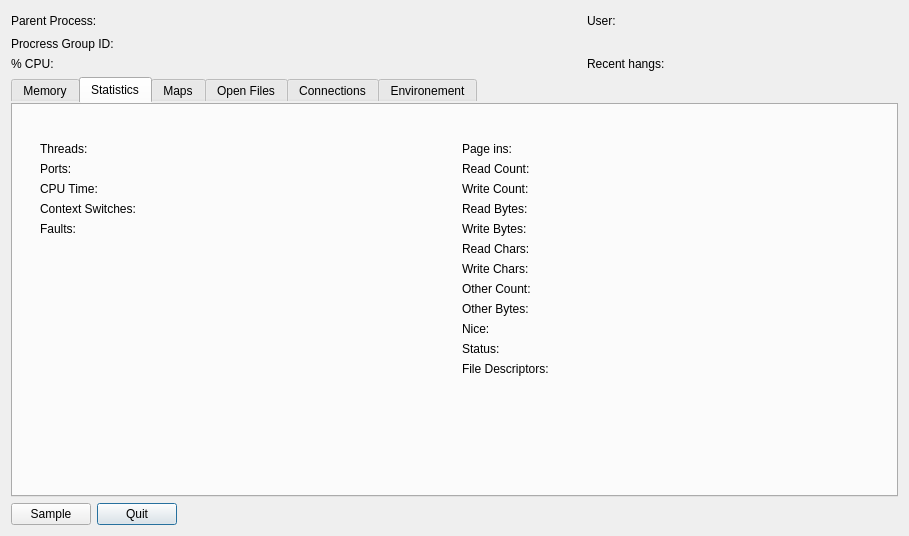
Old version of the form Under Construction/Activity Monitor.app/Resources/dialog_inspect_process.ui in the repository helloSystem/Utilities.
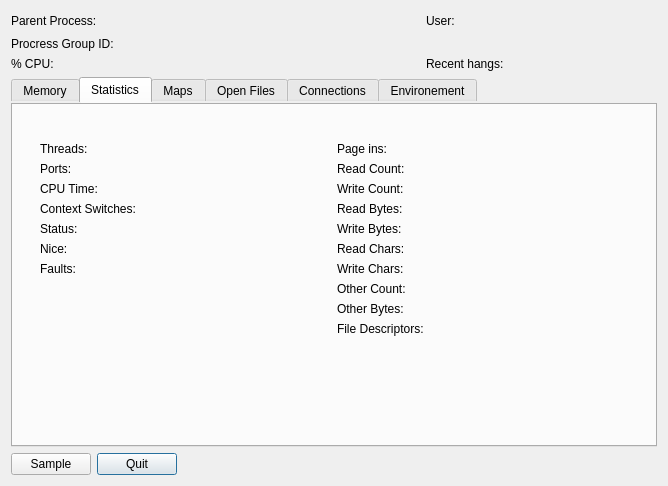
New version of the form.

Commit message: add capability to use packets on Disk Activity Tab

Diff of the .ui file:
```diff
--- a/Under Construction/Activity Monitor.app/Resources/dialog_inspect_process.ui
+++ b/Under Construction/Activity Monitor.app/Resources/dialog_inspect_process.ui
@@ -6,8 +6,8 @@
    <rect>
     <x>0</x>
     <y>0</y>
-    <width>909</width>
-    <height>536</height>
+    <width>668</width>
+    <height>486</height>
    </rect>
   </property>
   <property name="windowTitle">
@@ -519,31 +519,14 @@
            </property>
            <item>
             <layout class="QGridLayout" name="gridLayout_4">
-             <item row="6" column="0">
-              <spacer name="verticalSpacer_3">
-               <property name="orientation">
-                <enum>Qt::Vertical</enum>
-               </property>
-               <property name="sizeHint" stdset="0">
-                <size>
-                 <width>20</width>
-                 <height>40</height>
-                </size>
-               </property>
-              </spacer>
-             </item>
-             <item row="4" column="0">
-              <widget class="QLabel" name="context_switches">
-               <property name="toolTip">
-                <string>&lt;html&gt;&lt;head/&gt;&lt;body&gt;&lt;p&gt;The amount of physical memory devoted to other than executable code.&lt;/p&gt;&lt;/body&gt;&lt;/html&gt;</string>
-               </property>
-               <property name="text">
-                <string>Context Switches:</string>
-               </property>
-              </widget>
-             </item>
-             <item row="3" column="0">
+             <item row="2" column="0">
               <widget class="QLabel" name="cpu_time">
+               <property name="sizePolicy">
+                <sizepolicy hsizetype="MinimumExpanding" vsizetype="Preferred">
+                 <horstretch>0</horstretch>
+                 <verstretch>0</verstretch>
+                </sizepolicy>
+               </property>
                <property name="toolTip">
                 <string>&lt;html&gt;&lt;head/&gt;&lt;body&gt;&lt;p&gt;The amount of time this process use the CPU.&lt;/p&gt;&lt;/body&gt;&lt;/html&gt;</string>
                </property>
@@ -552,23 +535,52 @@
                </property>
               </widget>
              </item>
-             <item row="4" column="1">
-              <widget class="QLabel" name="context_switches_value">
-               <property name="minimumSize">
+             <item row="4" column="0">
+              <widget class="QLabel" name="status">
+               <property name="sizePolicy">
+                <sizepolicy hsizetype="MinimumExpanding" vsizetype="Preferred">
+                 <horstretch>0</horstretch>
+                 <verstretch>0</verstretch>
+                </sizepolicy>
+               </property>
+               <property name="toolTip">
+                <string>&lt;html&gt;&lt;head/&gt;&lt;body&gt;&lt;p&gt;Amount of memory that has been swapped out to disk.&lt;/p&gt;&lt;/body&gt;&lt;/html&gt;</string>
+               </property>
+               <property name="text">
+                <string>Status:</string>
+               </property>
+              </widget>
+             </item>
+             <item row="3" column="0">
+              <widget class="QLabel" name="context_switches">
+               <property name="sizePolicy">
+                <sizepolicy hsizetype="MinimumExpanding" vsizetype="Preferred">
+                 <horstretch>0</horstretch>
+                 <verstretch>0</verstretch>
+                </sizepolicy>
+               </property>
+               <property name="toolTip">
+                <string>&lt;html&gt;&lt;head/&gt;&lt;body&gt;&lt;p&gt;The amount of physical memory devoted to other than executable code.&lt;/p&gt;&lt;/body&gt;&lt;/html&gt;</string>
+               </property>
+               <property name="text">
+                <string>Context Switches:</string>
+               </property>
+              </widget>
+             </item>
+             <item row="7" column="0">
+              <spacer name="verticalSpacer_3">
+               <property name="orientation">
+                <enum>Qt::Vertical</enum>
+               </property>
+               <property name="sizeHint" stdset="0">
                 <size>
                  <width>20</width>
-                 <height>0</height>
+                 <height>40</height>
                 </size>
                </property>
-               <property name="text">
-                <string/>
-               </property>
-               <property name="alignment">
-                <set>Qt::AlignRight|Qt::AlignTrailing|Qt::AlignVCenter</set>
-               </property>
-              </widget>
+              </spacer>
              </item>
-             <item row="1" column="1">
+             <item row="0" column="1">
               <widget class="QLabel" name="threads_number_value">
                <property name="minimumSize">
                 <size>
@@ -587,17 +599,7 @@
                </property>
               </widget>
              </item>
-             <item row="2" column="0">
-              <widget class="QLabel" name="ports">
-               <property name="toolTip">
-                <string>&lt;html&gt;&lt;head/&gt;&lt;body&gt;&lt;p&gt;Cumulative ports used by connections of this process. &lt;/p&gt;&lt;/body&gt;&lt;/html&gt;</string>
-               </property>
-               <property name="text">
-                <string>Ports:</string>
-               </property>
-              </widget>
-             </item>
-             <item row="3" column="1">
+             <item row="2" column="1">
               <widget class="QLabel" name="cpu_time_value">
                <property name="minimumSize">
                 <size>
@@ -616,27 +618,14 @@
                </property>
               </widget>
              </item>
-             <item row="2" column="1">
-              <widget class="QLabel" name="ports_value">
-               <property name="minimumSize">
-                <size>
-                 <width>20</width>
-                 <height>0</height>
-                </size>
-               </property>
-               <property name="toolTip">
-                <string>&lt;html&gt;&lt;head/&gt;&lt;body&gt;&lt;p&gt;Cumulative ports used by connections of this process. &lt;/p&gt;&lt;/body&gt;&lt;/html&gt;</string>
-               </property>
-               <property name="text">
-                <string/>
-               </property>
-               <property name="alignment">
-                <set>Qt::AlignRight|Qt::AlignTrailing|Qt::AlignVCenter</set>
-               </property>
-              </widget>
-             </item>
-             <item row="1" column="0">
+             <item row="0" column="0">
               <widget class="QLabel" name="threads_number">
+               <property name="sizePolicy">
+                <sizepolicy hsizetype="MinimumExpanding" vsizetype="Preferred">
+                 <horstretch>0</horstretch>
+                 <verstretch>0</verstretch>
+                </sizepolicy>
+               </property>
                <property name="toolTip">
                 <string>&lt;html&gt;&lt;head/&gt;&lt;body&gt;&lt;p&gt;The number of threads currently used by this process&lt;/p&gt;&lt;/body&gt;&lt;/html&gt;</string>
                </property>
@@ -646,7 +635,7 @@
               </widget>
              </item>
              <item row="5" column="1">
-              <widget class="QLabel" name="fault_value">
+              <widget class="QLabel" name="nice_value">
                <property name="minimumSize">
                 <size>
                  <width>20</width>
@@ -654,7 +643,23 @@
                 </size>
                </property>
                <property name="toolTip">
-                <string>&lt;html&gt;&lt;head/&gt;&lt;body&gt;&lt;p&gt;Number of page faults.&lt;/p&gt;&lt;/body&gt;&lt;/html&gt;</string>
+                <string>&lt;html&gt;&lt;head/&gt;&lt;body&gt;&lt;p&gt;The higher the nice value, the lower the priority of the process.&lt;/p&gt;&lt;/body&gt;&lt;/html&gt;</string>
+               </property>
+               <property name="text">
+                <string/>
+               </property>
+               <property name="alignment">
+                <set>Qt::AlignRight|Qt::AlignTrailing|Qt::AlignVCenter</set>
+               </property>
+              </widget>
+             </item>
+             <item row="3" column="1">
+              <widget class="QLabel" name="context_switches_value">
+               <property name="minimumSize">
+                <size>
+                 <width>20</width>
+                 <height>0</height>
+                </size>
                </property>
                <property name="text">
                 <string/>
@@ -665,7 +670,29 @@
               </widget>
              </item>
              <item row="5" column="0">
+              <widget class="QLabel" name="nice">
+               <property name="sizePolicy">
+                <sizepolicy hsizetype="MinimumExpanding" vsizetype="Preferred">
+                 <horstretch>0</horstretch>
+                 <verstretch>0</verstretch>
+                </sizepolicy>
+               </property>
+               <property name="toolTip">
+                <string>&lt;html&gt;&lt;head/&gt;&lt;body&gt;&lt;p&gt;The higher the nice value, the lower the priority of the process.&lt;/p&gt;&lt;/body&gt;&lt;/html&gt;</string>
+               </property>
+               <property name="text">
+                <string>Nice:</string>
+               </property>
+              </widget>
+             </item>
+             <item row="6" column="0">
               <widget class="QLabel" name="fault">
+               <property name="sizePolicy">
+                <sizepolicy hsizetype="MinimumExpanding" vsizetype="Preferred">
+                 <horstretch>0</horstretch>
+                 <verstretch>0</verstretch>
+                </sizepolicy>
+               </property>
                <property name="toolTip">
                 <string>&lt;html&gt;&lt;head/&gt;&lt;body&gt;&lt;p&gt;Number of page faults.&lt;/p&gt;&lt;/body&gt;&lt;/html&gt;</string>
                </property>
@@ -674,6 +701,76 @@
                </property>
               </widget>
              </item>
+             <item row="1" column="0">
+              <widget class="QLabel" name="ports">
+               <property name="sizePolicy">
+                <sizepolicy hsizetype="MinimumExpanding" vsizetype="Preferred">
+                 <horstretch>0</horstretch>
+                 <verstretch>0</verstretch>
+                </sizepolicy>
+               </property>
+               <property name="toolTip">
+                <string>&lt;html&gt;&lt;head/&gt;&lt;body&gt;&lt;p&gt;Cumulative ports used by connections of this process. &lt;/p&gt;&lt;/body&gt;&lt;/html&gt;</string>
+               </property>
+               <property name="text">
+                <string>Ports:</string>
+               </property>
+              </widget>
+             </item>
+             <item row="4" column="1">
+              <widget class="QLabel" name="status_value">
+               <property name="minimumSize">
+                <size>
+                 <width>20</width>
+                 <height>0</height>
+                </size>
+               </property>
+               <property name="text">
+                <string/>
+               </property>
+               <property name="alignment">
+                <set>Qt::AlignRight|Qt::AlignTrailing|Qt::AlignVCenter</set>
+               </property>
+              </widget>
+             </item>
+             <item row="6" column="1">
+              <widget class="QLabel" name="fault_value">
+               <property name="minimumSize">
+                <size>
+                 <width>20</width>
+                 <height>0</height>
+                </size>
+               </property>
+               <property name="toolTip">
+                <string>&lt;html&gt;&lt;head/&gt;&lt;body&gt;&lt;p&gt;Number of page faults.&lt;/p&gt;&lt;/body&gt;&lt;/html&gt;</string>
+               </property>
+               <property name="text">
+                <string/>
+               </property>
+               <property name="alignment">
+                <set>Qt::AlignRight|Qt::AlignTrailing|Qt::AlignVCenter</set>
+               </property>
+              </widget>
+             </item>
+             <item row="1" column="1">
+              <widget class="QLabel" name="ports_value">
+               <property name="minimumSize">
+                <size>
+                 <width>20</width>
+                 <height>0</height>
+                </size>
+               </property>
+               <property name="toolTip">
+                <string>&lt;html&gt;&lt;head/&gt;&lt;body&gt;&lt;p&gt;Cumulative ports used by connections of this process. &lt;/p&gt;&lt;/body&gt;&lt;/html&gt;</string>
+               </property>
+               <property name="text">
+                <string/>
+               </property>
+               <property name="alignment">
+                <set>Qt::AlignRight|Qt::AlignTrailing|Qt::AlignVCenter</set>
+               </property>
+              </widget>
+             </item>
             </layout>
            </item>
            <item>
@@ -700,7 +797,7 @@
              <property name="topMargin">
               <number>0</number>
              </property>
-             <item row="11" column="1">
+             <item row="9" column="1">
               <widget class="QLabel" name="file_descriptors_value">
                <property name="minimumSize">
                 <size>
@@ -719,31 +816,62 @@
                </property>
               </widget>
              </item>
-             <item row="12" column="0">
-              <spacer name="verticalSpacer_4">
-               <property name="orientation">
-                <enum>Qt::Vertical</enum>
+             <item row="8" column="0">
+              <widget class="QLabel" name="other_bytes">
+               <property name="sizePolicy">
+                <sizepolicy hsizetype="MinimumExpanding" vsizetype="Preferred">
+                 <horstretch>0</horstretch>
+                 <verstretch>0</verstretch>
+                </sizepolicy>
                </property>
-               <property name="sizeHint" stdset="0">
-                <size>
-                 <width>20</width>
-                 <height>40</height>
-                </size>
+               <property name="toolTip">
+                <string>&lt;html&gt;&lt;head/&gt;&lt;body&gt;&lt;p&gt;The number of bytes transferred during operations other than read and write operations.&lt;/p&gt;&lt;/body&gt;&lt;/html&gt;</string>
                </property>
-              </spacer>
+               <property name="text">
+                <string>Other Bytes:</string>
+               </property>
+              </widget>
              </item>
              <item row="10" column="0">
-              <widget class="QLabel" name="status">
+              <spacer name="verticalSpacer_4">
+               <property name="orientation">
+                <enum>Qt::Vertical</enum>
+               </property>
+               <property name="sizeHint" stdset="0">
+                <size>
+                 <width>20</width>
+                 <height>40</height>
+                </size>
+               </property>
+              </spacer>
+             </item>
+             <item row="6" column="1">
+              <widget class="QLabel" name="write_chars_value">
+               <property name="minimumSize">
+                <size>
+                 <width>20</width>
+                 <height>0</height>
+                </size>
+               </property>
                <property name="toolTip">
-                <string>&lt;html&gt;&lt;head/&gt;&lt;body&gt;&lt;p&gt;Amount of memory that has been swapped out to disk.&lt;/p&gt;&lt;/body&gt;&lt;/html&gt;</string>
+                <string>&lt;html&gt;&lt;head/&gt;&lt;body&gt;&lt;p&gt;Differently from write_bytes it doesn’t care whether or not actual physical disk I/O occurred.&lt;/p&gt;&lt;/body&gt;&lt;/html&gt;</string>
                </property>
                <property name="text">
-                <string>Status:</string>
+                <string/>
+               </property>
+               <property name="alignment">
+                <set>Qt::AlignRight|Qt::AlignTrailing|Qt::AlignVCenter</set>
                </property>
               </widget>
              </item>
              <item row="0" column="0">
               <widget class="QLabel" name="pageins">
+               <property name="sizePolicy">
+                <sizepolicy hsizetype="MinimumExpanding" vsizetype="Preferred">
+                 <horstretch>0</horstretch>
+                 <verstretch>0</verstretch>
+                </sizepolicy>
+               </property>
                <property name="toolTip">
                 <string>&lt;html&gt;&lt;head/&gt;&lt;body&gt;&lt;p&gt;Number of actual pageins&lt;/p&gt;&lt;/body&gt;&lt;/html&gt;</string>
                </property>
@@ -773,6 +901,12 @@
              </item>
              <item row="2" column="0">
               <widget class="QLabel" name="write_count">
+               <property name="sizePolicy">
+                <sizepolicy hsizetype="MinimumExpanding" vsizetype="Preferred">
+                 <horstretch>0</horstretch>
+                 <verstretch>0</verstretch>
+                </sizepolicy>
+               </property>
                <property name="toolTip">
                 <string>&lt;html&gt;&lt;head/&gt;&lt;body&gt;&lt;p&gt;The number of write operations performed (cumulative).&lt;/p&gt;&lt;/body&gt;&lt;/html&gt;</string>
                </property>
@@ -781,24 +915,14 @@
                </property>
               </widget>
              </item>
-             <item row="10" column="1">
-              <widget class="QLabel" name="status_value">
-               <property name="minimumSize">
-                <size>
-                 <width>20</width>
-                 <height>0</height>
-                </size>
-               </property>
-               <property name="text">
-                <string/>
-               </property>
-               <property name="alignment">
-                <set>Qt::AlignRight|Qt::AlignTrailing|Qt::AlignVCenter</set>
-               </property>
-              </widget>
-             </item>
              <item row="5" column="0">
               <widget class="QLabel" name="read_chars">
+               <property name="sizePolicy">
+                <sizepolicy hsizetype="MinimumExpanding" vsizetype="Preferred">
+                 <horstretch>0</horstretch>
+                 <verstretch>0</verstretch>
+                </sizepolicy>
+               </property>
                <property name="toolTip">
                 <string>&lt;html&gt;&lt;head/&gt;&lt;body&gt;&lt;p&gt;Differently from read_bytes it doesn’t care whether or not actual physical disk I/O occurred.&lt;/p&gt;&lt;/body&gt;&lt;/html&gt;</string>
                </property>
@@ -826,8 +950,14 @@
                </property>
               </widget>
              </item>
-             <item row="11" column="0">
+             <item row="9" column="0">
               <widget class="QLabel" name="file_descriptors">
+               <property name="sizePolicy">
+                <sizepolicy hsizetype="MinimumExpanding" vsizetype="Preferred">
+                 <horstretch>0</horstretch>
+                 <verstretch>0</verstretch>
+                </sizepolicy>
+               </property>
                <property name="toolTip">
                 <string>&lt;html&gt;&lt;head/&gt;&lt;body&gt;&lt;p&gt;The number of file descriptors currently opened by this process (non cumulative).&lt;/p&gt;&lt;/body&gt;&lt;/html&gt;</string>
                </property>
@@ -836,8 +966,33 @@
                </property>
               </widget>
              </item>
+             <item row="3" column="1">
+              <widget class="QLabel" name="read_bytes_value">
+               <property name="minimumSize">
+                <size>
+                 <width>20</width>
+                 <height>0</height>
+                </size>
+               </property>
+               <property name="toolTip">
+                <string>&lt;html&gt;&lt;head/&gt;&lt;body&gt;&lt;p&gt;The number of bytes read (cumulative)&lt;/p&gt;&lt;/body&gt;&lt;/html&gt;</string>
+               </property>
+               <property name="text">
+                <string/>
+               </property>
+               <property name="alignment">
+                <set>Qt::AlignRight|Qt::AlignTrailing|Qt::AlignVCenter</set>
+               </property>
+              </widget>
+             </item>
              <item row="7" column="0">
               <widget class="QLabel" name="other_count">
+               <property name="sizePolicy">
+                <sizepolicy hsizetype="MinimumExpanding" vsizetype="Preferred">
+                 <horstretch>0</horstretch>
+                 <verstretch>0</verstretch>
+                </sizepolicy>
+               </property>
                <property name="toolTip">
                 <string>&lt;html&gt;&lt;head/&gt;&lt;body&gt;&lt;p&gt;The number of I/O operations performed other than read and write operations.&lt;/p&gt;&lt;/body&gt;&lt;/html&gt;</string>
                </property>
@@ -846,8 +1001,52 @@
                </property>
               </widget>
              </item>
+             <item row="8" column="1">
+              <widget class="QLabel" name="other_bytes_value">
+               <property name="minimumSize">
+                <size>
+                 <width>20</width>
+                 <height>0</height>
+                </size>
+               </property>
+               <property name="toolTip">
+                <string>&lt;html&gt;&lt;head/&gt;&lt;body&gt;&lt;p&gt;The number of bytes transferred during operations other than read and write operations.&lt;/p&gt;&lt;/body&gt;&lt;/html&gt;</string>
+               </property>
+               <property name="text">
+                <string/>
+               </property>
+               <property name="alignment">
+                <set>Qt::AlignRight|Qt::AlignTrailing|Qt::AlignVCenter</set>
+               </property>
+              </widget>
+             </item>
+             <item row="4" column="1">
+              <widget class="QLabel" name="write_bytes_value">
+               <property name="minimumSize">
+                <size>
+                 <width>20</width>
+                 <height>0</height>
+                </size>
+               </property>
+               <property name="toolTip">
+                <string>&lt;html&gt;&lt;head/&gt;&lt;body&gt;&lt;p&gt;The number of bytes written (cumulative).&lt;/p&gt;&lt;/body&gt;&lt;/html&gt;</string>
+               </property>
+               <property name="text">
+                <string/>
+               </property>
+               <property name="alignment">
+                <set>Qt::AlignRight|Qt::AlignTrailing|Qt::AlignVCenter</set>
+               </property>
+              </widget>
+             </item>
              <item row="3" column="0">
               <widget class="QLabel" name="read_bytes">
+               <property name="sizePolicy">
+                <sizepolicy hsizetype="MinimumExpanding" vsizetype="Preferred">
+                 <horstretch>0</horstretch>
+                 <verstretch>0</verstretch>
+                </sizepolicy>
+               </property>
                <property name="toolTip">
                 <string>&lt;html&gt;&lt;head/&gt;&lt;body&gt;&lt;p&gt;The number of bytes read (cumulative)&lt;/p&gt;&lt;/body&gt;&lt;/html&gt;</string>
                </property>
@@ -856,25 +1055,6 @@
                </property>
               </widget>
              </item>
-             <item row="9" column="1">
-              <widget class="QLabel" name="nice_value">
-               <property name="minimumSize">
-                <size>
-                 <width>20</width>
-                 <height>0</height>
-                </size>
-               </property>
-               <property name="toolTip">
-                <string>&lt;html&gt;&lt;head/&gt;&lt;body&gt;&lt;p&gt;The higher the nice value, the lower the priority of the process.&lt;/p&gt;&lt;/body&gt;&lt;/html&gt;</string>
-               </property>
-               <property name="text">
-                <string/>
-               </property>
-               <property name="alignment">
-                <set>Qt::AlignRight|Qt::AlignTrailing|Qt::AlignVCenter</set>
-               </property>
-              </widget>
-             </item>
              <item row="1" column="1">
               <widget class="QLabel" name="read_count_value">
                <property name="minimumSize">
@@ -894,18 +1074,33 @@
                </property>
               </widget>
              </item>
-             <item row="9" column="0">
-              <widget class="QLabel" name="nice">
+             <item row="7" column="1">
+              <widget class="QLabel" name="other_count_value">
+               <property name="minimumSize">
+                <size>
+                 <width>20</width>
+                 <height>0</height>
+                </size>
+               </property>
                <property name="toolTip">
-                <string>&lt;html&gt;&lt;head/&gt;&lt;body&gt;&lt;p&gt;The higher the nice value, the lower the priority of the process.&lt;/p&gt;&lt;/body&gt;&lt;/html&gt;</string>
+                <string>&lt;html&gt;&lt;head/&gt;&lt;body&gt;&lt;p&gt;The number of I/O operations performed other than read and write operations.&lt;/p&gt;&lt;/body&gt;&lt;/html&gt;</string>
                </property>
                <property name="text">
-                <string>Nice:</string>
+                <string/>
+               </property>
+               <property name="alignment">
+                <set>Qt::AlignRight|Qt::AlignTrailing|Qt::AlignVCenter</set>
                </property>
               </widget>
              </item>
              <item row="6" column="0">
               <widget class="QLabel" name="write_chars">
+               <property name="sizePolicy">
+                <sizepolicy hsizetype="MinimumExpanding" vsizetype="Preferred">
+                 <horstretch>0</horstretch>
+                 <verstretch>0</verstretch>
+                </sizepolicy>
+               </property>
                <property name="toolTip">
                 <string>&lt;html&gt;&lt;head/&gt;&lt;body&gt;&lt;p&gt;Differently from write_bytes it doesn’t care whether or not actual physical disk I/O occurred.&lt;/p&gt;&lt;/body&gt;&lt;/html&gt;</string>
                </property>
@@ -916,6 +1111,12 @@
              </item>
              <item row="4" column="0">
               <widget class="QLabel" name="write_bytes">
+               <property name="sizePolicy">
+                <sizepolicy hsizetype="MinimumExpanding" vsizetype="Preferred">
+                 <horstretch>0</horstretch>
+                 <verstretch>0</verstretch>
+                </sizepolicy>
+               </property>
                <property name="toolTip">
                 <string>&lt;html&gt;&lt;head/&gt;&lt;body&gt;&lt;p&gt;The number of bytes written (cumulative).&lt;/p&gt;&lt;/body&gt;&lt;/html&gt;</string>
                </property>
@@ -926,6 +1127,12 @@
              </item>
              <item row="1" column="0">
               <widget class="QLabel" name="read_count">
+               <property name="sizePolicy">
+                <sizepolicy hsizetype="MinimumExpanding" vsizetype="Preferred">
+                 <horstretch>0</horstretch>
+                 <verstretch>0</verstretch>
+                </sizepolicy>
+               </property>
                <property name="toolTip">
                 <string>&lt;html&gt;&lt;head/&gt;&lt;body&gt;&lt;p&gt;The number of read operations performed (cumulative).&lt;/p&gt;&lt;/body&gt;&lt;/html&gt;</string>
                </property>
@@ -934,73 +1141,6 @@
                </property>
               </widget>
              </item>
-             <item row="8" column="0">
-              <widget class="QLabel" name="other_bytes">
-               <property name="toolTip">
-                <string>&lt;html&gt;&lt;head/&gt;&lt;body&gt;&lt;p&gt;The number of bytes transferred during operations other than read and write operations.&lt;/p&gt;&lt;/body&gt;&lt;/html&gt;</string>
-               </property>
-               <property name="text">
-                <string>Other Bytes:</string>
-               </property>
-              </widget>
-             </item>
-             <item row="8" column="1">
-              <widget class="QLabel" name="other_bytes_value">
-               <property name="minimumSize">
-                <size>
-                 <width>20</width>
-                 <height>0</height>
-                </size>
-               </property>
-               <property name="toolTip">
-                <string>&lt;html&gt;&lt;head/&gt;&lt;body&gt;&lt;p&gt;The number of bytes transferred during operations other than read and write operations.&lt;/p&gt;&lt;/body&gt;&lt;/html&gt;</string>
-               </property>
-               <property name="text">
-                <string/>
-               </property>
-               <property name="alignment">
-                <set>Qt::AlignRight|Qt::AlignTrailing|Qt::AlignVCenter</set>
-               </property>
-              </widget>
-             </item>
-             <item row="7" column="1">
-              <widget class="QLabel" name="other_count_value">
-               <property name="minimumSize">
-                <size>
-                 <width>20</width>
-                 <height>0</height>
-                </size>
-               </property>
-               <property name="toolTip">
-                <string>&lt;html&gt;&lt;head/&gt;&lt;body&gt;&lt;p&gt;The number of I/O operations performed other than read and write operations.&lt;/p&gt;&lt;/body&gt;&lt;/html&gt;</string>
-               </property>
-               <property name="text">
-                <string/>
-               </property>
-               <property name="alignment">
-                <set>Qt::AlignRight|Qt::AlignTrailing|Qt::AlignVCenter</set>
-               </property>
-              </widget>
-             </item>
-             <item row="6" column="1">
-              <widget class="QLabel" name="write_chars_value">
-               <property name="minimumSize">
-                <size>
-                 <width>20</width>
-                 <height>0</height>
-                </size>
-               </property>
-               <property name="toolTip">
-                <string>&lt;html&gt;&lt;head/&gt;&lt;body&gt;&lt;p&gt;Differently from write_bytes it doesn’t care whether or not actual physical disk I/O occurred.&lt;/p&gt;&lt;/body&gt;&lt;/html&gt;</string>
-               </property>
-               <property name="text">
-                <string/>
-               </property>
-               <property name="alignment">
-                <set>Qt::AlignRight|Qt::AlignTrailing|Qt::AlignVCenter</set>
-               </property>
-              </widget>
-             </item>
              <item row="5" column="1">
               <widget class="QLabel" name="read_chars_value">
                <property name="minimumSize">
@@ -1020,44 +1160,6 @@
                </property>
               </widget>
              </item>
-             <item row="3" column="1">
-              <widget class="QLabel" name="read_bytes_value">
-               <property name="minimumSize">
-                <size>
-                 <width>20</width>
-                 <height>0</height>
-                </size>
-               </property>
-               <property name="toolTip">
-                <string>&lt;html&gt;&lt;head/&gt;&lt;body&gt;&lt;p&gt;The number of bytes read (cumulative)&lt;/p&gt;&lt;/body&gt;&lt;/html&gt;</string>
-               </property>
-               <property name="text">
-                <string/>
-               </property>
-               <property name="alignment">
-                <set>Qt::AlignRight|Qt::AlignTrailing|Qt::AlignVCenter</set>
-               </property>
-              </widget>
-             </item>
-             <item row="4" column="1">
-              <widget class="QLabel" name="write_bytes_value">
-               <property name="minimumSize">
-                <size>
-                 <width>20</width>
-                 <height>0</height>
-                </size>
-               </property>
-               <property name="toolTip">
-                <string>&lt;html&gt;&lt;head/&gt;&lt;body&gt;&lt;p&gt;The number of bytes written (cumulative).&lt;/p&gt;&lt;/body&gt;&lt;/html&gt;</string>
-               </property>
-               <property name="text">
-                <string/>
-               </property>
-               <property name="alignment">
-                <set>Qt::AlignRight|Qt::AlignTrailing|Qt::AlignVCenter</set>
-               </property>
-              </widget>
-             </item>
             </layout>
            </item>
            <item>
```
The commit also changes 5 other files.
